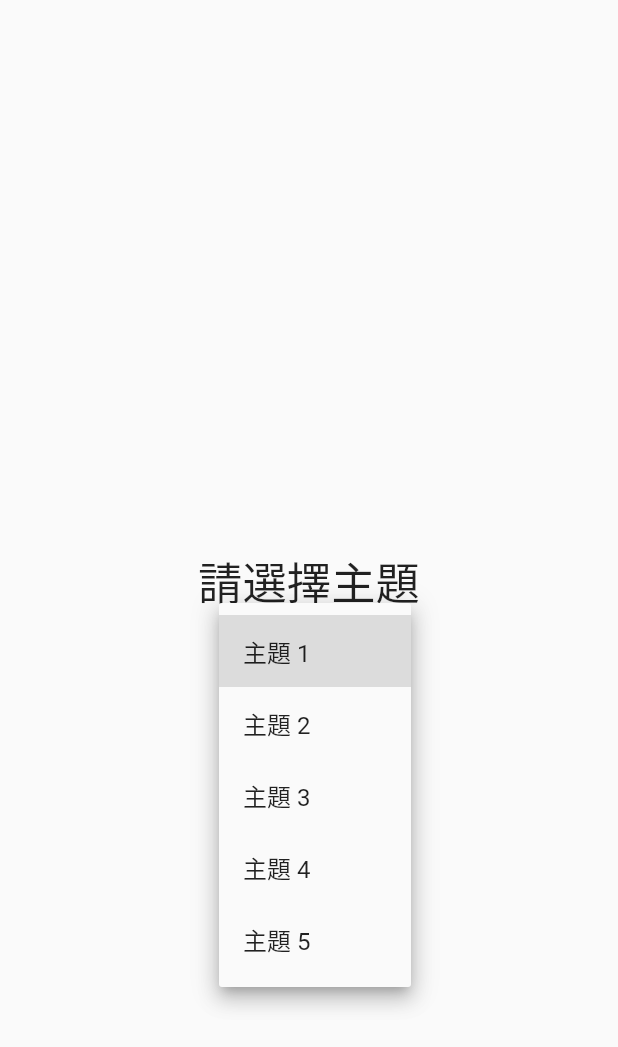
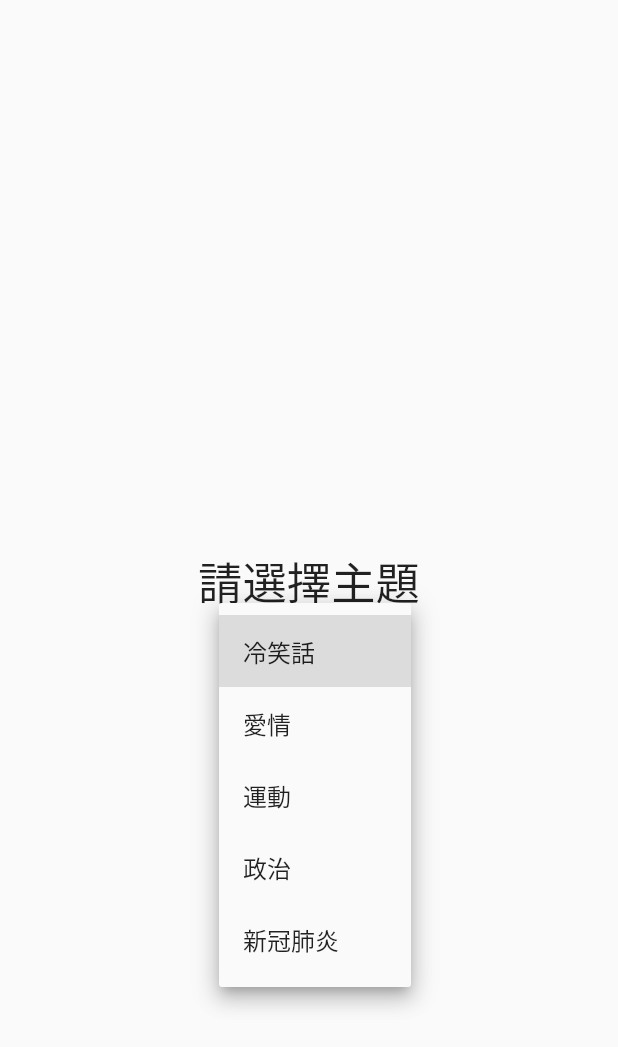
Before and after one commit to tsaoni/famistroy, a Flutter app: the SelectPage screen opened directly, after a tap on "選擇主題", on a phone screen of 412 x 824 dp. Shown: the top 1047 px of the screen. Run offline on Flutter 3.47's test engine with Material 2 defaults, Android fonts, the phone set to English and light mode, and no system bars; our stand-ins replace flutter_screenutil, persistent_bottom_nav_bar.

Commit message:
add cards

```diff
--- /dev/null
+++ b/lib/card/question_answer.dart
@@ -0,0 +1,32 @@
+class ques_ans {
+  // attribute
+  String title = "";
+  String question = "";
+  String answer = "";
+  // constructor
+  ques_ans(this.title, this.question, this.answer);
+}
+
+var questions = {
+  '冷笑話': {
+    '0': ques_ans('永不下雨', '哪一條街永不下雨?', '茉莉花，因為：好一朵美麗（沒力）的茉莉花'),
+    '1': ques_ans('老婆最虛弱', '酷酷哥.酷帥哥.帥酷哥.請問哪一個人ㄉ老婆身體最虛弱?', '酷酷哥，因為他的老婆叫酷酷嫂'),
+    '2': ques_ans('孔子徒弟', '孔子有三位徒弟子貢.子路.和子游,請問哪一位不是人？', '子路，因為指鹿為馬（子路為馬）'),
+    '3': ques_ans('布與紙', '布跟紙怕什麼?', '不怕一萬只怕萬一 (布怕一萬紙怕萬一)'),
+    '4': ques_ans('蚊子', '有一隻蚊子牠只叮[鼠牛虎兔龍蛇馬羊猴雞豬]，請問這隻蚊子叫什麼名字?', '布丁狗（不叮狗）')
+  },
+  '愛情': {
+    '0': ques_ans('一見鍾情', '請說出一部男女主角一見鍾情的電視劇名?', '《親愛的，熱愛的》（佟年一見鍾情於韓商言）'),
+    '1': ques_ans('追女友', '請提出兩個男生追女生的方法?', '1. 平時陪她做無聊小事, 2. 心情低落時的陪伴'),
+    '2': ques_ans('尷尬', '與新女友約會時遇到前女友，若您是主角，會怎麼應對?', '裝作若無其事和普通朋友一樣，稍作回應就馬上拉著先女友走開就好了，千萬不要給前女友很多的說話機會，說的越多暴露的概率越大。')
+  },
+  '運動': {
+    '0': ques_ans('棒球', '請舉出一個近五年出名的台灣棒球明星?', '吳念庭')
+  },
+  '政治': {
+    '0': ques_ans('總統', '請說出一個歷任遇刺的美國總統?', '約翰·F·甘迺迪')
+  },
+  '新冠肺炎': {
+    '0': ques_ans('爆發年分', '請問新冠開始流行的年份?', '2020')
+  }
+};
--- a/lib/card/select_page.dart
+++ b/lib/card/select_page.dart
@@ -1,6 +1,7 @@
 import 'package:flutter/material.dart';
+import 'package:flutter_screenutil/flutter_screenutil.dart';
 
-import 'package:flutter_screenutil/flutter_screenutil.dart';
+import 'package:famistory/card/select_card.dart';
 
 class SelectPage extends StatefulWidget {
   const SelectPage({Key? key}) : super(key: key);
@@ -10,15 +11,16 @@ class SelectPage extends StatefulWidget {
 }
 
 class _SelectPageState extends State<SelectPage> {
-  String dropdownValue = "主題 1";
+  String dropdownValue = "冷笑話";
   bool _hasSelected = false;
   final topics = [
-    '主題 1',
-    '主題 2',
-    '主題 3',
-    '主題 4',
-    '主題 5',
+    '冷笑話',
+    '愛情',
+    '運動',
+    '政治',
+    '新冠肺炎',
   ];
+
   @override
   Widget build(BuildContext context) {
     return Scaffold(
@@ -41,6 +43,11 @@ class _SelectPageState extends State<SelectPage> {
                 setState(() {
                   dropdownValue = newValue!;
                   _hasSelected = true;
+                  Navigator.push(
+                    context, MaterialPageRoute(
+                    builder: (context) => SelectCard({dropdownValue}),
+                  ),
+                  );
                 });
               },
             ),
```
Also changed, not shown: lib/card/select_card.dart (added, +46 -0 lines).
